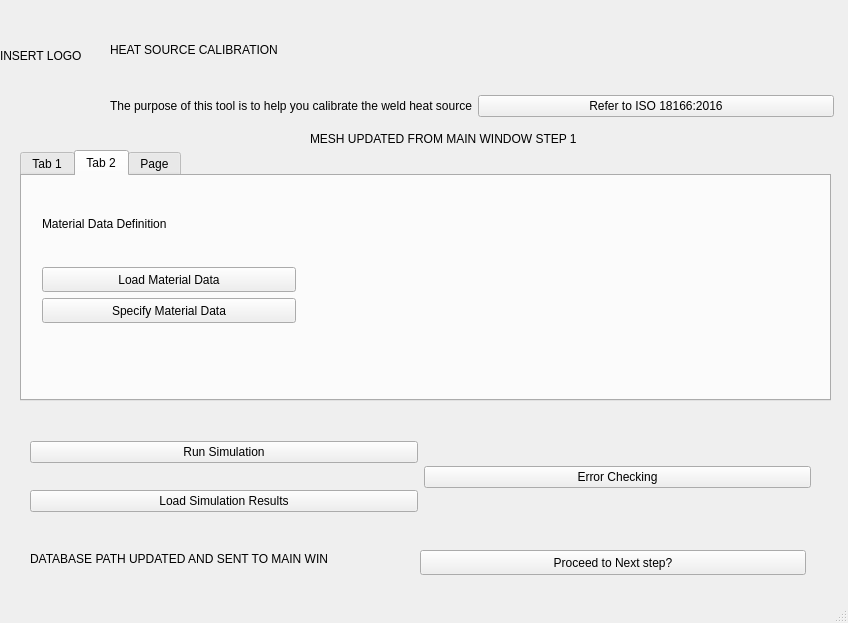
The window that GUI/heatSourceCalibration.ui (j446edf/welding_workbench_mirror) describes before a commit, drawn with Qt 5.
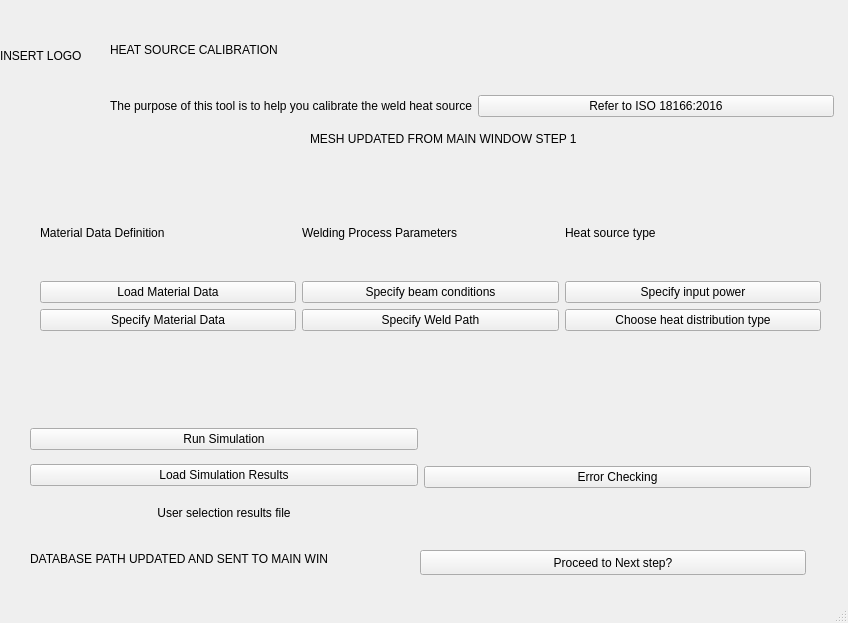
The same window after the commit. The open tabs and pages were chosen to show the change.

Commit message: [#12]: Cleaned heat source calib UI and connected launcher script

The edit to the form file:
```diff
--- a/GUI/heatSourceCalibration.ui
+++ b/GUI/heatSourceCalibration.ui
@@ -25,7 +25,7 @@
     </property>
     <layout class="QVBoxLayout" name="verticalLayout">
      <item>
-      <widget class="QLabel" name="label_5">
+      <widget class="QLabel" name="label_1">
        <property name="text">
         <string>HEAT SOURCE CALIBRATION</string>
        </property>
@@ -34,7 +34,7 @@
      <item>
       <layout class="QHBoxLayout" name="horizontalLayout">
        <item>
-        <widget class="QLabel" name="label_4">
+        <widget class="QLabel" name="label">
          <property name="text">
           <string>The purpose of this tool is to help you calibrate the weld heat source</string>
          </property>
@@ -64,160 +64,6 @@
      <string>INSERT LOGO</string>
     </property>
    </widget>
-   <widget class="QTabWidget" name="tabWidget">
-    <property name="geometry">
-     <rect>
-      <x>20</x>
-      <y>150</y>
-      <width>811</width>
-      <height>251</height>
-     </rect>
-    </property>
-    <property name="currentIndex">
-     <number>2</number>
-    </property>
-    <widget class="QWidget" name="tab">
-     <attribute name="title">
-      <string>Tab 1</string>
-     </attribute>
-     <widget class="QWidget" name="horizontalLayoutWidget">
-      <property name="geometry">
-       <rect>
-        <x>10</x>
-        <y>10</y>
-        <width>781</width>
-        <height>141</height>
-       </rect>
-      </property>
-      <layout class="QHBoxLayout" name="horizontalLayout_2">
-       <item>
-        <layout class="QVBoxLayout" name="verticalLayout_2">
-         <item>
-          <widget class="QLabel" name="label_2">
-           <property name="text">
-            <string>Material Data Definition</string>
-           </property>
-          </widget>
-         </item>
-         <item>
-          <widget class="QPushButton" name="pushButton_3">
-           <property name="text">
-            <string>Load Material Data</string>
-           </property>
-          </widget>
-         </item>
-         <item>
-          <widget class="QPushButton" name="pushButton_2">
-           <property name="text">
-            <string>Specify Material Data</string>
-           </property>
-          </widget>
-         </item>
-        </layout>
-       </item>
-       <item>
-        <layout class="QVBoxLayout" name="verticalLayout_3">
-         <item>
-          <widget class="QLabel" name="label_3">
-           <property name="text">
-            <string>Welding Process Parameters</string>
-           </property>
-          </widget>
-         </item>
-         <item>
-          <widget class="QPushButton" name="pushButton_5">
-           <property name="text">
-            <string>Specify beam conditions</string>
-           </property>
-          </widget>
-         </item>
-         <item>
-          <widget class="QPushButton" name="pushButton_4">
-           <property name="text">
-            <string>Specify Weld Path</string>
-           </property>
-          </widget>
-         </item>
-        </layout>
-       </item>
-       <item>
-        <layout class="QVBoxLayout" name="verticalLayout_4">
-         <item>
-          <widget class="QLabel" name="label">
-           <property name="text">
-            <string>Heat source type</string>
-           </property>
-          </widget>
-         </item>
-         <item>
-          <widget class="QPushButton" name="pushButton_6">
-           <property name="text">
-            <string>Specify input power</string>
-           </property>
-          </widget>
-         </item>
-         <item>
-          <widget class="QPushButton" name="pushButton_7">
-           <property name="text">
-            <string>Choose heat distribution type</string>
-           </property>
-          </widget>
-         </item>
-        </layout>
-       </item>
-      </layout>
-     </widget>
-    </widget>
-    <widget class="QWidget" name="tab_2">
-     <attribute name="title">
-      <string>Tab 2</string>
-     </attribute>
-     <widget class="QPushButton" name="pushButton_8">
-      <property name="geometry">
-       <rect>
-        <x>20</x>
-        <y>91</y>
-        <width>254</width>
-        <height>25</height>
-       </rect>
-      </property>
-      <property name="text">
-       <string>Load Material Data</string>
-      </property>
-     </widget>
-     <widget class="QPushButton" name="pushButton_9">
-      <property name="geometry">
-       <rect>
-        <x>20</x>
-        <y>122</y>
-        <width>254</width>
-        <height>25</height>
-       </rect>
-      </property>
-      <property name="text">
-       <string>Specify Material Data</string>
-      </property>
-     </widget>
-     <widget class="QLabel" name="label_7">
-      <property name="geometry">
-       <rect>
-        <x>20</x>
-        <y>10</y>
-        <width>254</width>
-        <height>75</height>
-       </rect>
-      </property>
-      <property name="text">
-       <string>Material Data Definition</string>
-      </property>
-     </widget>
-    </widget>
-    <widget class="QWidget" name="tab_3">
-     <attribute name="title">
-      <string>Page</string>
-     </attribute>
-    </widget>
-   </widget>
    <widget class="QWidget" name="horizontalLayoutWidget_2">
     <property name="geometry">
      <rect>
@@ -231,19 +77,35 @@
      <item>
       <layout class="QVBoxLayout" name="verticalLayout_8">
        <item>
-        <widget class="QPushButton" name="pushButton_15">
+        <widget class="QPushButton" name="pushButton_8">
          <property name="text">
           <string>Run Simulation</string>
          </property>
         </widget>
        </item>
        <item>
-        <widget class="QPushButton" name="pushButton_17">
+        <widget class="QPushButton" name="pushButton_9">
          <property name="text">
           <string>Load Simulation Results</string>
          </property>
         </widget>
        </item>
+       <item>
+        <widget class="QLabel" name="label_5">
+         <property name="maximumSize">
+          <size>
+           <width>16777215</width>
+           <height>26</height>
+          </size>
+         </property>
+         <property name="text">
+          <string>User selection results file</string>
+         </property>
+         <property name="alignment">
+          <set>Qt::AlignCenter</set>
+         </property>
+        </widget>
+       </item>
       </layout>
      </item>
      <item>
@@ -281,7 +143,7 @@
      <string>DATABASE PATH UPDATED AND SENT TO MAIN WIN</string>
     </property>
    </widget>
-   <widget class="QLabel" name="label_10">
+   <widget class="QLabel" name="label_7">
     <property name="geometry">
      <rect>
       <x>310</x>
@@ -294,13 +156,93 @@
      <string>MESH UPDATED FROM MAIN WINDOW STEP 1</string>
     </property>
    </widget>
-   <zorder>tabWidget</zorder>
-   <zorder>verticalLayoutWidget</zorder>
-   <zorder>label_6</zorder>
-   <zorder>horizontalLayoutWidget_2</zorder>
-   <zorder>pushButton_16</zorder>
-   <zorder>label_11</zorder>
-   <zorder>label_10</zorder>
+   <widget class="QWidget" name="horizontalLayoutWidget">
+    <property name="geometry">
+     <rect>
+      <x>40</x>
+      <y>190</y>
+      <width>781</width>
+      <height>141</height>
+     </rect>
+    </property>
+    <layout class="QHBoxLayout" name="horizontalLayout_2">
+     <item>
+      <layout class="QVBoxLayout" name="verticalLayout_2">
+       <item>
+        <widget class="QLabel" name="label_2">
+         <property name="text">
+          <string>Material Data Definition</string>
+         </property>
+        </widget>
+       </item>
+       <item>
+        <widget class="QPushButton" name="pushButton_2">
+         <property name="text">
+          <string>Load Material Data</string>
+         </property>
+        </widget>
+       </item>
+       <item>
+        <widget class="QPushButton" name="pushButton_3">
+         <property name="text">
+          <string>Specify Material Data</string>
+         </property>
+        </widget>
+       </item>
+      </layout>
+     </item>
+     <item>
+      <layout class="QVBoxLayout" name="verticalLayout_3">
+       <item>
+        <widget class="QLabel" name="label_3">
+         <property name="text">
+          <string>Welding Process Parameters</string>
+         </property>
+        </widget>
+       </item>
+       <item>
+        <widget class="QPushButton" name="pushButton_4">
+         <property name="text">
+          <string>Specify beam conditions</string>
+         </property>
+        </widget>
+       </item>
+       <item>
+        <widget class="QPushButton" name="pushButton_5">
+         <property name="text">
+          <string>Specify Weld Path</string>
+         </property>
+        </widget>
+       </item>
+      </layout>
+     </item>
+     <item>
+      <layout class="QVBoxLayout" name="verticalLayout_4">
+       <item>
+        <widget class="QLabel" name="label_4">
+         <property name="text">
+          <string>Heat source type</string>
+         </property>
+        </widget>
+       </item>
+       <item>
+        <widget class="QPushButton" name="pushButton_6">
+         <property name="text">
+          <string>Specify input power</string>
+         </property>
+        </widget>
+       </item>
+       <item>
+        <widget class="QPushButton" name="pushButton_7">
+         <property name="text">
+          <string>Choose heat distribution type</string>
+         </property>
+        </widget>
+       </item>
+      </layout>
+     </item>
+    </layout>
+   </widget>
   </widget>
   <widget class="QMenuBar" name="menubar">
    <property name="geometry">
```
Left out of the diff: 24 changed lines with no effect on the pictures. The commit also changes 3 other files.
